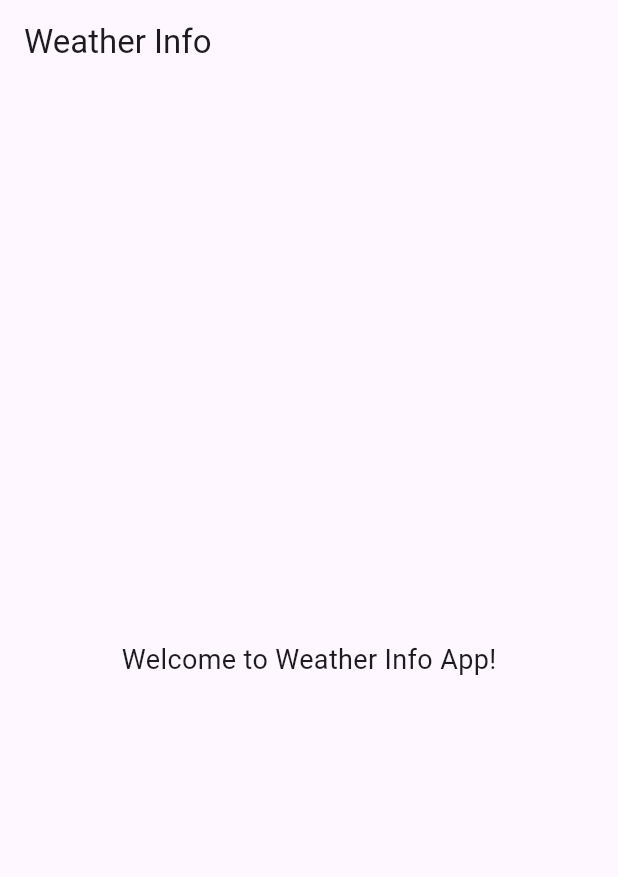
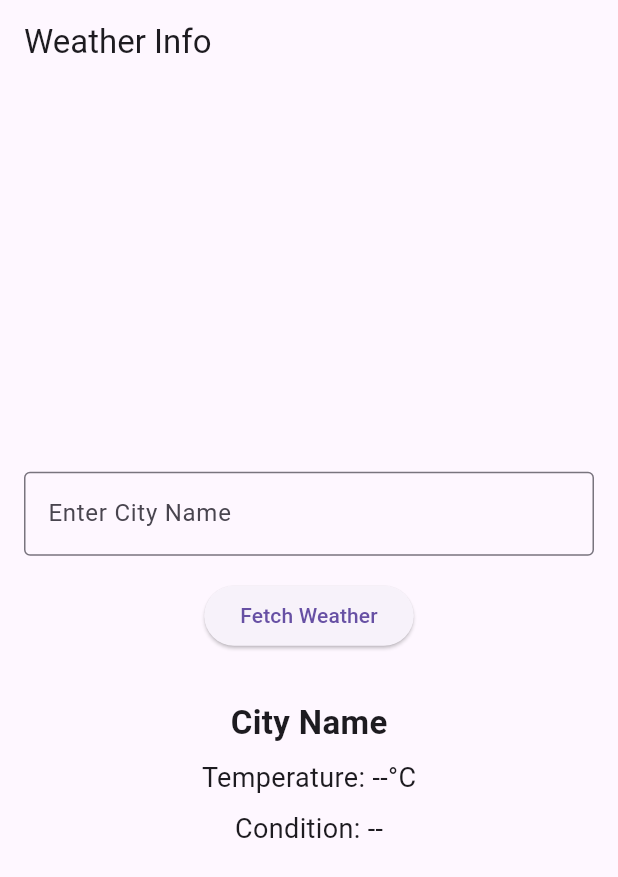
Before and after one commit to R1nneC0de/weather_info_app, a Flutter app: the screen it shows after launch, on a phone screen of 412 x 824 dp. Shown: the top 877 px of the screen. Run offline on Flutter 3.47's test engine with Material 3 defaults, Android fonts, the phone set to English and light mode, and no system bars.

Commit message:
Basic UI with input field and button

```diff
--- a/lib/main.dart
+++ b/lib/main.dart
@@ -20,17 +20,64 @@ class WeatherInfoApp extends StatelessWidget {
   }
 }
 
-class HomeScreen extends StatelessWidget {
+class HomeScreen extends StatefulWidget {
   const HomeScreen({super.key});
+
+  @override
+  State<HomeScreen> createState() => _HomeScreenState();
+}
+
+class _HomeScreenState extends State<HomeScreen> {
+  final TextEditingController _cityController = TextEditingController();
+  String cityName = "City Name";
+  String temperature = "Temperature: --°C";
+  String weatherCondition = "Condition: --";
+
+  void _fetchWeather() {
+    setState(() {
+      cityName = _cityController.text.isNotEmpty ? _cityController.text : "Unknown City";
+      temperature = "Temperature: 25°C"; // Placeholder value
+      weatherCondition = "Condition: Sunny"; // Placeholder value
+    });
+  }
 
   @override
   Widget build(BuildContext context) {
     return Scaffold(
       appBar: AppBar(title: const Text('Weather Info')),
-      body: const Center(
-        child: Text(
-          'Welcome to Weather Info App!',
-          style: TextStyle(fontSize: 18),
+      body: Padding(
+        padding: const EdgeInsets.all(16.0),
+        child: Column(
+          mainAxisAlignment: MainAxisAlignment.center,
+          children: [
+            TextField(
+              controller: _cityController,
+              decoration: const InputDecoration(
+                labelText: "Enter City Name",
+                border: OutlineInputBorder(),
+              ),
+            ),
+            const SizedBox(height: 16),
+            ElevatedButton(
+              onPressed: _fetchWeather,
+              child: const Text("Fetch Weather"),
+            ),
+            const SizedBox(height: 32),
+            Text(
+              cityName,
+              style: const TextStyle(fontSize: 22, fontWeight: FontWeight.bold),
+            ),
+            const SizedBox(height: 8),
+            Text(
+              temperature,
+              style: const TextStyle(fontSize: 18),
+            ),
+            const SizedBox(height: 8),
+            Text(
+              weatherCondition,
+              style: const TextStyle(fontSize: 18),
+            ),
+          ],
         ),
       ),
     );
```
